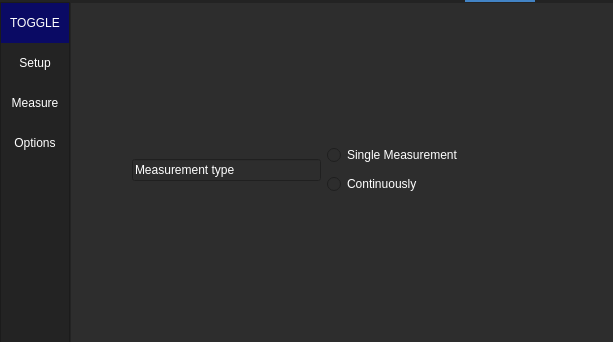
Old version of the form ui_main.ui in the repository McNut55555/field_kit; both pictures show x 0 to 613 and y 0 to 342 of the 1000 by 500 pixel window.
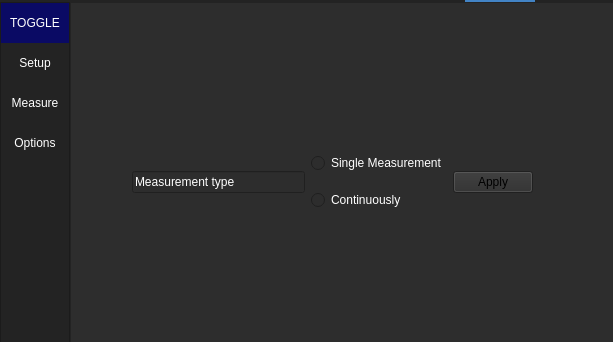
New version of the form. The open tabs and pages were chosen to show the change. Custom widgets are drawn as their Qt base class.

The edit to the form file:
```diff
--- a/ui_main.ui
+++ b/ui_main.ui
@@ -749,8 +749,8 @@
                <rect>
                 <x>52</x>
                 <y>130</y>
-                <width>331</width>
-                <height>56</height>
+                <width>401</width>
+                <height>81</height>
                </rect>
               </property>
               <layout class="QHBoxLayout" name="horizontalLayout_6">
@@ -791,6 +791,13 @@
                  </item>
                 </layout>
                </item>
+               <item>
+                <widget class="QPushButton" name="pushButton_2">
+                 <property name="text">
+                  <string>Apply</string>
+                 </property>
+                </widget>
+               </item>
               </layout>
              </widget>
             </widget>
```
Left out of the diff: 2 changed lines with no effect on the pictures.
